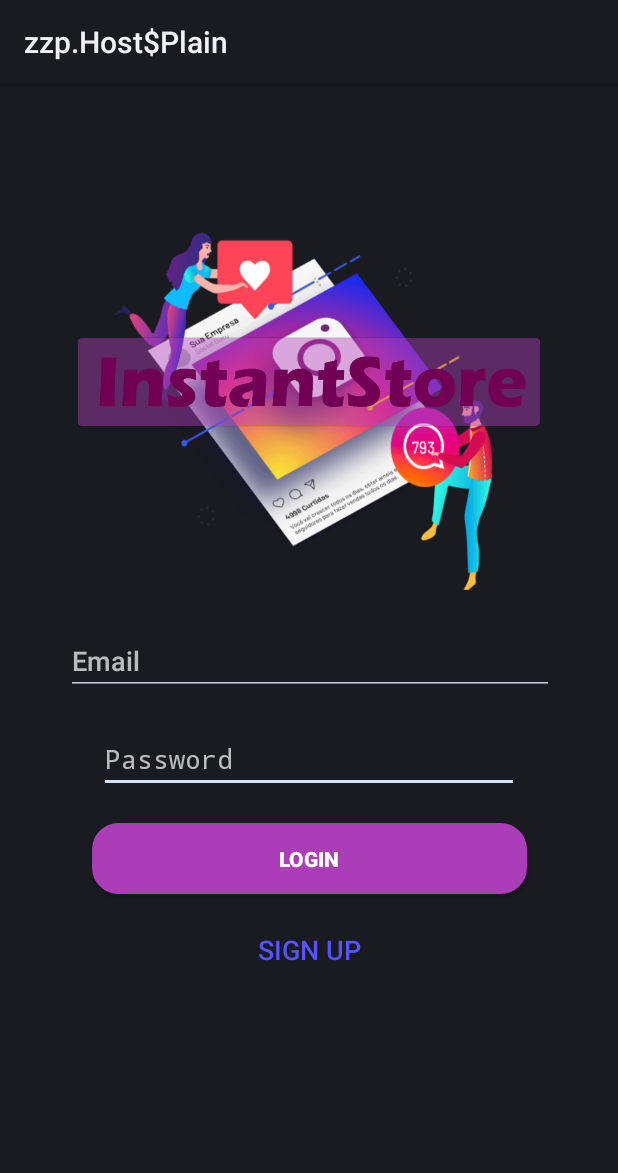
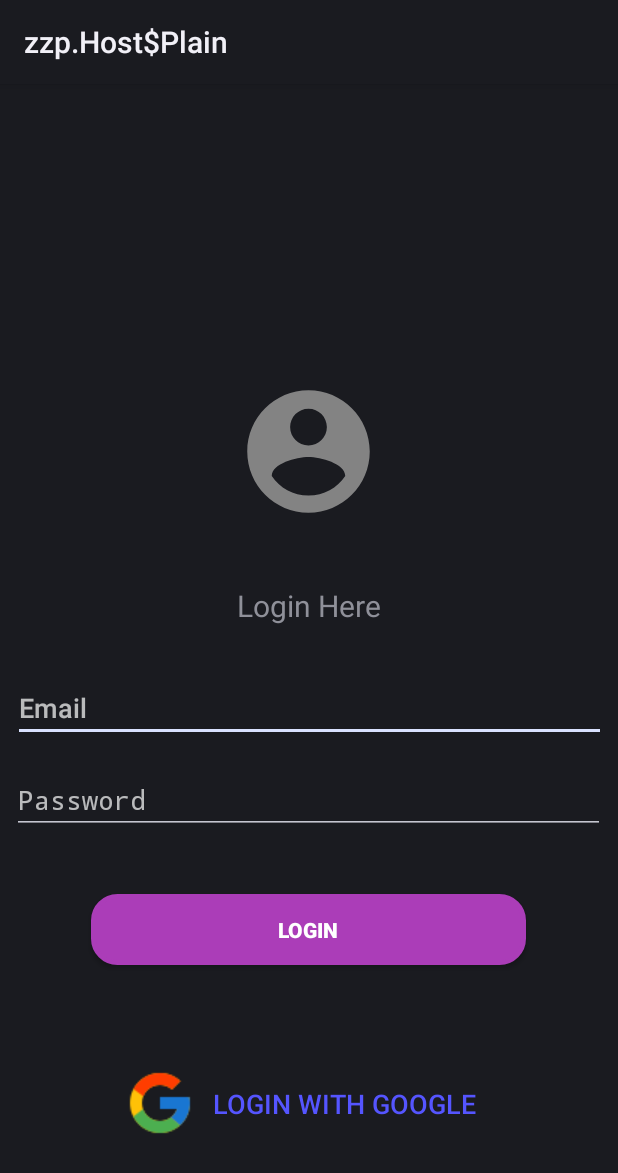
Before and after one commit to MattLack/InstantStore, an Android app: the layout activity_login.xml on its own in the app's theme, with its tools: preview values and no code run, on a phone screen of 412 x 824 dp. Shown: the top 1173 px of the screen. Run offline under Robolectric (Android 15) with nearby library versions, the phone set to English and light mode, and no system bars.

Commit message:
main screen-login screen-refactore layouts

```diff
--- a/feature_app/src/main/java/com/instantstore/instant_store/feature_app/fragments/FragmentMessage.kt
+++ b/feature_app/src/main/java/com/instantstore/instant_store/feature_app/fragments/FragmentDemand.kt
@@ -8,7 +8,7 @@
 import android.widget.TextView
 import com.instantstore.instant_store.feature_app.R
 
-class FragmentMessage : Fragment() {
+class FragmentDemand : Fragment() {
 
     override fun onCreateView(inflater: LayoutInflater, container: ViewGroup?, savedInstanceState: Bundle?): View? {
         val view = inflater.inflate(R.layout.fragment_1,container, false)
--- /dev/null
+++ b/feature_app/src/main/res/drawable/ic_account_circle_login.xml
@@ -0,0 +1,5 @@
+<vector android:height="24dp" android:tint="#838383"
+    android:viewportHeight="24.0" android:viewportWidth="24.0"
+    android:width="24dp" xmlns:android="http://schemas.android.com/apk/res/android">
+    <path android:fillColor="#FF000000" android:pathData="M12,2C6.48,2 2,6.48 2,12s4.48,10 10,10 10,-4.48 10,-10S17.52,2 12,2zM12,5c1.66,0 3,1.34 3,3s-1.34,3 -3,3 -3,-1.34 -3,-3 1.34,-3 3,-3zM12,19.2c-2.5,0 -4.71,-1.28 -6,-3.22 0.03,-1.99 4,-3.08 6,-3.08 1.99,0 5.97,1.09 6,3.08 -1.29,1.94 -3.5,3.22 -6,3.22z"/>
+</vector>
--- a/feature_app/src/main/res/layout-land/activity_login.xml
+++ b/feature_app/src/main/res/layout-land/activity_login.xml
@@ -8,83 +8,81 @@
         android:alpha="1"
         tools:context=".LoginActivity">
 
-    <android.support.v7.widget.LinearLayoutCompat
-            android:layout_width="213dp"
-            android:layout_height="184dp"
-            android:background="@drawable/logo"
-            tools:ignore="MissingConstraints"
-            android:orientation="horizontal"
-            android:id="@+id/linearLayoutCompat2"
-            android:layout_marginStart="8dp"
-            app:layout_constraintStart_toStartOf="parent" android:layout_marginBottom="8dp"
-            app:layout_constraintBottom_toBottomOf="parent" android:layout_marginTop="8dp"
-            app:layout_constraintTop_toTopOf="parent" android:layout_marginEnd="8dp"
-            app:layout_constraintEnd_toStartOf="@+id/linearLayoutCompat">
-
-    </android.support.v7.widget.LinearLayoutCompat>
-
-    <android.support.v7.widget.LinearLayoutCompat
-            android:layout_width="wrap_content"
-            android:layout_height="wrap_content"
-            android:orientation="horizontal"
-            tools:ignore="MissingConstraints" android:id="@+id/linearLayoutCompat"
-            app:layout_constraintBottom_toBottomOf="parent"
-            app:layout_constraintEnd_toEndOf="parent"
-            android:layout_marginBottom="56dp" android:layout_marginEnd="16dp" android:layout_marginTop="8dp"
-            app:layout_constraintTop_toTopOf="parent" app:layout_constraintVertical_bias="1.0">
-
-
-        <android.support.constraint.ConstraintLayout
-                android:layout_width="wrap_content"
-                android:layout_height="wrap_content">
-
-            <Button
-                    android:text="@string/btnlogin"
-                    android:layout_width="290dp"
-                    android:layout_height="47dp"
-                    android:textStyle="bold"
-                    android:textColor="#ffffff"
-                    android:background="@drawable/buttonshapecollor"
-                    android:id="@+id/btnlogin"
-                    app:layout_constraintEnd_toEndOf="parent"
-                    android:layout_marginEnd="8dp" app:layout_constraintStart_toStartOf="parent"
-                    android:layout_marginStart="8dp"
-                    android:layout_marginBottom="16dp"
-                    app:layout_constraintBottom_toTopOf="@+id/btncadastr"/>
     <EditText
-                    android:layout_width="280dp"
-                    android:layout_height="wrap_content"
-                    android:inputType="textPassword"
-                    android:ems="10"
-                    android:id="@+id/txtpass" android:layout_marginBottom="20dp"
-                    app:layout_constraintBottom_toTopOf="@+id/btnlogin" android:layout_marginEnd="8dp"
-                    app:layout_constraintEnd_toEndOf="parent" android:layout_marginStart="8dp"
-                    app:layout_constraintStart_toStartOf="parent" android:hint="@string/txtHintPassword"/>
-            <EditText
-                    android:layout_width="325dp"
+            android:layout_width="493dp"
             android:layout_height="wrap_content"
             android:inputType="textEmailAddress"
             android:ems="10"
             android:id="@+id/txtemail"
-                    app:layout_constraintEnd_toEndOf="parent"
-                    android:layout_marginEnd="8dp"
-                    app:layout_constraintStart_toStartOf="parent"
-                    android:layout_marginStart="8dp" android:layout_marginBottom="20dp"
-                    app:layout_constraintBottom_toTopOf="@+id/txtpass" app:layout_constraintHorizontal_bias="0.511"
-                    android:layout_marginTop="8dp" app:layout_constraintTop_toTopOf="parent"
-                    android:hint="@string/txtHintEmail" app:layout_constraintVertical_bias="1.0"/>
+            android:hint="@string/txtHintEmail"
+            android:layout_marginBottom="20dp"
+            app:layout_constraintBottom_toTopOf="@+id/txtpass" android:layout_marginTop="8dp"
+            app:layout_constraintTop_toTopOf="parent" app:layout_constraintVertical_bias="1.0"
+            app:layout_constraintEnd_toEndOf="parent" android:layout_marginEnd="8dp"
+            app:layout_constraintStart_toEndOf="@+id/imageView" android:layout_marginStart="25dp"/>
+    <EditText
+            android:layout_width="493dp"
+            android:layout_height="wrap_content"
+            android:inputType="textPassword"
+            android:ems="10"
+            android:id="@+id/txtpass"
+            android:hint="@string/txtHintPassword"
+            tools:ignore="MissingConstraints" android:layout_marginBottom="128dp"
+            app:layout_constraintBottom_toBottomOf="parent" app:layout_constraintEnd_toEndOf="parent"
+            android:layout_marginEnd="8dp" app:layout_constraintStart_toEndOf="@+id/imageView"
+            android:layout_marginStart="25dp"/>
     <Button
-                    android:text="@string/btncadastr"
+            android:text="@string/btnlogin"
+            android:layout_width="232dp"
+            android:layout_height="47dp"
+            android:id="@+id/btnlogin"
+            android:textStyle="bold"
+            android:textColor="#ffffff"
+            android:background="@drawable/buttonshapecollor"
+            android:onClick="goToMainScreenActvity"
+            android:layout_marginBottom="24dp"
+            app:layout_constraintBottom_toBottomOf="parent" android:layout_marginStart="8dp"
+            app:layout_constraintStart_toStartOf="parent" android:layout_marginEnd="8dp"
+            app:layout_constraintEnd_toStartOf="@+id/btncadastr" app:layout_constraintHorizontal_bias="0.519"
+            tools:ignore="OnClick"/>
+    <Button
+            android:text="@string/btnlogg"
             android:textColor="#5555ff"
             android:background="@null"
-                    android:layout_width="179dp"
-                    android:layout_height="42dp"
-                    app:layout_constraintBottom_toBottomOf="parent" android:id="@+id/btncadastr"
-                    android:textSize="18sp" app:layout_constraintEnd_toEndOf="parent" android:layout_marginEnd="8dp"
-                    app:layout_constraintStart_toStartOf="parent" android:layout_marginStart="8dp"/>
-        </android.support.constraint.ConstraintLayout>
-
-    </android.support.v7.widget.LinearLayoutCompat>
+            android:layout_width="243dp"
+            android:layout_height="47dp"
+            android:id="@+id/btncadastr"
+            android:drawableLeft="@drawable/icons8google48"
+            android:textSize="18sp"
+            android:onClick="goToMainScreenActvity"
+            android:layout_marginBottom="24dp"
+            app:layout_constraintBottom_toBottomOf="parent"
+            android:layout_marginEnd="56dp"
+            app:layout_constraintEnd_toEndOf="parent"
+            android:layout_marginTop="8dp"
+            app:layout_constraintTop_toBottomOf="@+id/txtpass" app:layout_constraintVertical_bias="1.0"/>
+    <ImageView
+            android:layout_width="141dp"
+            android:layout_height="125dp"
+            android:id="@+id/imageView"
+            android:layout_marginTop="8dp"
+            app:layout_constraintTop_toTopOf="parent" android:layout_marginBottom="8dp"
+            app:layout_constraintBottom_toBottomOf="parent" app:layout_constraintVertical_bias="0.424"
+            app:layout_constraintStart_toStartOf="parent" android:layout_marginStart="16dp"
+            android:layout_marginEnd="8dp" app:layout_constraintEnd_toEndOf="parent"
+            app:layout_constraintHorizontal_bias="0.0" android:src="@drawable/ic_account_circle_login"/>
+    <TextView
+            android:layout_width="wrap_content"
+            android:layout_height="wrap_content"
+            android:id="@+id/textView"
+            android:textSize="20dp"
+            android:text="@string/tv_loginhere"
+            android:layout_marginTop="32dp"
+            app:layout_constraintTop_toTopOf="parent" android:layout_marginEnd="8dp"
+            app:layout_constraintEnd_toEndOf="parent" android:layout_marginStart="8dp"
+            app:layout_constraintStart_toStartOf="parent" android:layout_marginBottom="8dp"
+            app:layout_constraintBottom_toBottomOf="parent" app:layout_constraintHorizontal_bias="0.499"
+            app:layout_constraintVertical_bias="0.007"/>
 
 
 </android.support.constraint.ConstraintLayout>
--- a/feature_app/src/main/res/layout/activity_login.xml
+++ b/feature_app/src/main/res/layout/activity_login.xml
@@ -8,33 +8,38 @@
         android:alpha="1"
         tools:context=".LoginActivity">
 
-    <android.support.v7.widget.LinearLayoutCompat
-            android:layout_width="312dp"
-            android:layout_height="248dp"
-            android:background="@drawable/logo"
-            tools:ignore="MissingConstraints" android:layout_marginEnd="48dp" app:layout_constraintEnd_toEndOf="parent"
-            app:layout_constraintStart_toStartOf="parent" android:layout_marginStart="48dp"
-            app:layout_constraintTop_toTopOf="parent" android:layout_marginBottom="8dp"
-            app:layout_constraintBottom_toTopOf="@+id/linearLayoutCompat" android:id="@+id/linearLayoutCompat2"
-            app:layout_constraintHorizontal_bias="0.52" android:layout_marginTop="90dp">
-
-    </android.support.v7.widget.LinearLayoutCompat>
-
-    <android.support.v7.widget.LinearLayoutCompat
-            android:layout_width="match_parent"
-            android:layout_height="0dp"
-            android:orientation="vertical"
-            tools:ignore="MissingConstraints" android:id="@+id/linearLayoutCompat"
-            app:layout_constraintBottom_toBottomOf="parent"
-            app:layout_constraintEnd_toEndOf="parent" app:layout_constraintStart_toStartOf="parent"
-            android:layout_marginTop="8dp" app:layout_constraintTop_toBottomOf="@+id/linearLayoutCompat2"
-            app:layout_constraintHorizontal_bias="0.0">
-
-
-        <android.support.constraint.ConstraintLayout
-                android:layout_width="match_parent"
-                android:layout_height="wrap_content">
-
+    <ImageView
+            android:layout_width="130dp"
+            android:layout_height="98dp"
+            android:id="@+id/imageView"
+            android:layout_marginBottom="40dp"
+            app:layout_constraintBottom_toTopOf="@+id/textView" app:layout_constraintStart_toStartOf="parent"
+            android:layout_marginStart="8dp" app:layout_constraintEnd_toEndOf="parent" android:layout_marginEnd="8dp"
+            android:layout_marginTop="8dp" app:layout_constraintTop_toTopOf="parent"
+            app:layout_constraintHorizontal_bias="0.498" app:layout_constraintVertical_bias="1.0"
+            android:src="@drawable/ic_account_circle_login"/>
+    <EditText
+            android:layout_width="395dp"
+            android:layout_height="wrap_content"
+            android:inputType="textEmailAddress"
+            android:ems="10"
+            android:id="@+id/txtemail"
+            android:hint="@string/txtHintEmail"
+            android:layout_marginBottom="16dp"
+            app:layout_constraintBottom_toTopOf="@+id/txtpass" app:layout_constraintEnd_toEndOf="parent"
+            android:layout_marginEnd="8dp" app:layout_constraintStart_toStartOf="parent"
+            android:layout_marginStart="8dp"/>
+    <EditText
+            android:layout_width="395dp"
+            android:layout_height="wrap_content"
+            android:inputType="textPassword"
+            android:ems="10"
+            android:id="@+id/txtpass"
+            android:hint="@string/txtHintPassword"
+            tools:ignore="MissingConstraints" app:layout_constraintEnd_toEndOf="parent" android:layout_marginEnd="8dp"
+            app:layout_constraintStart_toStartOf="parent" android:layout_marginStart="8dp"
+            app:layout_constraintHorizontal_bias="0.0" android:layout_marginBottom="268dp"
+            app:layout_constraintBottom_toBottomOf="parent"/>
     <Button
             android:text="@string/btnlogin"
             android:layout_width="290dp"
@@ -43,52 +48,42 @@
             android:textStyle="bold"
             android:textColor="#ffffff"
             android:background="@drawable/buttonshapecollor"
+            android:layout_marginTop="40dp"
+            app:layout_constraintTop_toBottomOf="@+id/txtpass"
+            android:layout_marginEnd="8dp"
+            android:onClick="goToMainScreenActvity"
             app:layout_constraintEnd_toEndOf="parent"
-                    android:layout_marginEnd="8dp"
+            android:layout_marginStart="8dp"
             app:layout_constraintStart_toStartOf="parent"
-                    android:onClick="goToMainScreenActvity"
-                    android:layout_marginStart="8dp"
-                    android:layout_marginBottom="16dp"
-                    app:layout_constraintBottom_toTopOf="@+id/btncadastr"/>
-            <EditText
-                    android:layout_width="280dp"
-                    android:layout_height="wrap_content"
-                    android:inputType="textPassword"
-                    android:ems="10"
-                    android:id="@+id/txtpass" android:layout_marginBottom="20dp"
-                    app:layout_constraintBottom_toTopOf="@+id/btnlogin" android:layout_marginEnd="8dp"
-                    app:layout_constraintEnd_toEndOf="parent" android:layout_marginStart="8dp"
-                    app:layout_constraintStart_toStartOf="parent" android:hint="@string/txtHintPassword"/>
-            <EditText
-                    android:layout_width="325dp"
-                    android:layout_height="wrap_content"
-                    android:inputType="textEmailAddress"
-                    android:ems="10"
-                    android:id="@+id/txtemail"
-                    app:layout_constraintEnd_toEndOf="parent"
-                    android:layout_marginEnd="8dp"
-                    app:layout_constraintStart_toStartOf="parent"
-                    android:layout_marginStart="8dp" android:layout_marginBottom="20dp"
-                    app:layout_constraintBottom_toTopOf="@+id/txtpass" app:layout_constraintHorizontal_bias="0.511"
-                    android:layout_marginTop="8dp" app:layout_constraintTop_toTopOf="parent"
-                    android:hint="@string/txtHintEmail" app:layout_constraintVertical_bias="1.0"/>
+            app:layout_constraintHorizontal_bias="0.495"/>
     <Button
-                    android:text="@string/btncadastr"
+            android:text="@string/btnlogg"
             android:textColor="#5555ff"
             android:background="@null"
-                    android:layout_width="179dp"
-                    android:layout_height="42dp"
+            android:layout_width="246dp"
+            android:layout_height="63dp"
+            android:id="@+id/btncadastr"
+            android:drawableLeft="@drawable/icons8google48"
+            android:textSize="18sp"
+            android:onClick="goToMainScreenActvity"
+            android:layout_marginBottom="40dp"
             app:layout_constraintBottom_toBottomOf="parent"
-                    android:id="@+id/btncadastr"
-                    android:textSize="18sp"
+            android:layout_marginEnd="80dp"
             app:layout_constraintEnd_toEndOf="parent"
-                    android:layout_marginEnd="8dp"
-                    app:layout_constraintStart_toStartOf="parent"
-                    android:layout_marginStart="8dp"
-                    android:onClick="goToSignUpActvity"/>
-        </android.support.constraint.ConstraintLayout>
-
-    </android.support.v7.widget.LinearLayoutCompat>
+            android:layout_marginTop="8dp" app:layout_constraintTop_toBottomOf="@+id/btnlogin"
+            app:layout_constraintVertical_bias="0.76"
+            android:layout_marginStart="8dp" app:layout_constraintStart_toStartOf="parent"
+            app:layout_constraintHorizontal_bias="0.961"/>
+    <TextView
+            android:layout_width="wrap_content"
+            android:layout_height="wrap_content"
+            android:id="@+id/textView"
+            android:textSize="20dp"
+            android:text="@string/tv_loginhere"
+            android:layout_marginBottom="32dp"
+            app:layout_constraintBottom_toTopOf="@+id/txtemail" android:layout_marginEnd="8dp"
+            app:layout_constraintEnd_toEndOf="parent" android:layout_marginStart="8dp"
+            app:layout_constraintStart_toStartOf="parent"/>
 
 
 </android.support.constraint.ConstraintLayout>
--- a/feature_app/src/main/res/values/strings.xml
+++ b/feature_app/src/main/res/values/strings.xml
@@ -6,7 +6,10 @@
     <string name="btncadastr">Sign Up</string>
     <string name="menu_action_settings">Settings</string>
     <string name="menu_action_about_us">About us</string>
-    <string name="message">Message</string>
+    <string name="demand">Demand</string>
     <string name="nav_open">Nav Bar open</string>
     <string name="nav_close">Nav Bar close</string>
+    <string name="home">Home</string>
+    <string name="tv_loginhere">Login Here</string>
+    <string name="btnlogg">Login with Google</string>
 </resources>
```
Also changed, not shown: feature_app/src/main/java/com/instantstore/instant_store/feature_app/MainActivity.kt (+11 -0 lines), feature_app/src/main/java/com/instantstore/instant_store/feature_app/MainScreenActivity.kt (+8 -4 lines), feature_app/src/main/java/com/instantstore/instant_store/feature_app/fragments/FragmentHome.kt (added, +23 -0 lines), feature_app/src/main/res/drawable/ic_business.xml (added, +9 -0 lines), feature_app/src/main/res/drawable/ic_home.xml (added, +9 -0 lines), feature_app/src/main/res/drawable/ic_mail.xml (deleted, +0 -9 lines), feature_app/src/main/res/layout-land/activity_main.xml (added, +56 -0 lines), feature_app/src/main/res/layout/activity_main.xml (+45 -1 lines), feature_app/src/main/res/menu/main_menu.xml (+10 -3 lines), feature_app/src/main/res/drawable/icons8google48.png (added). Lines whose indentation alone changed are shown as unchanged.
